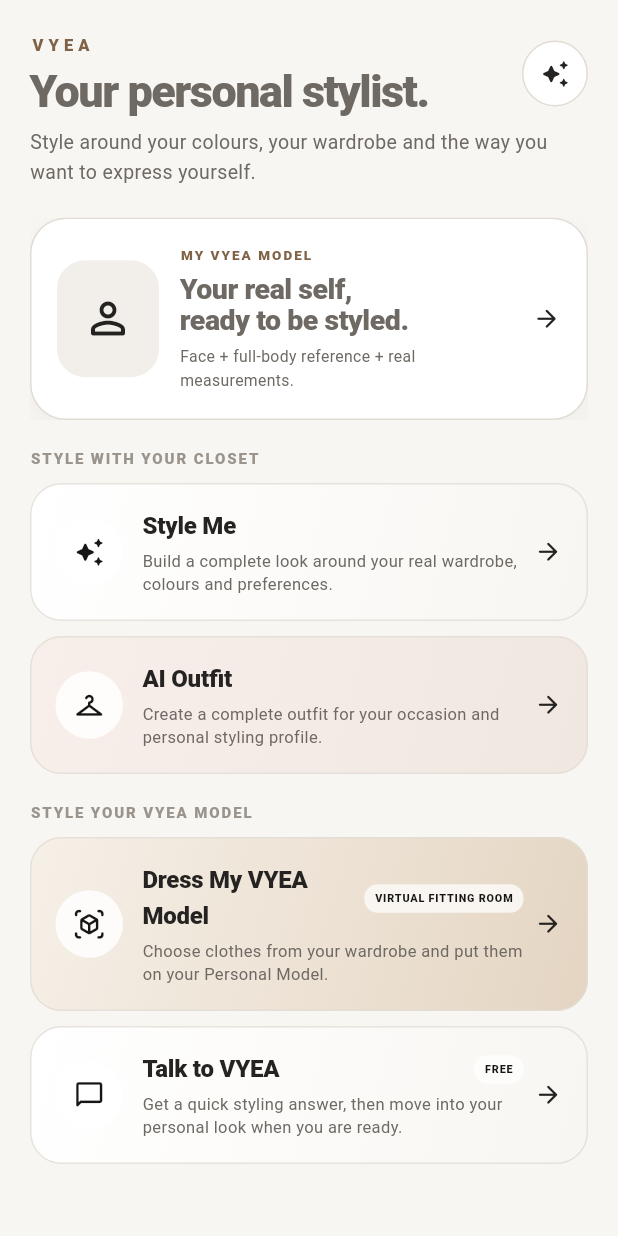
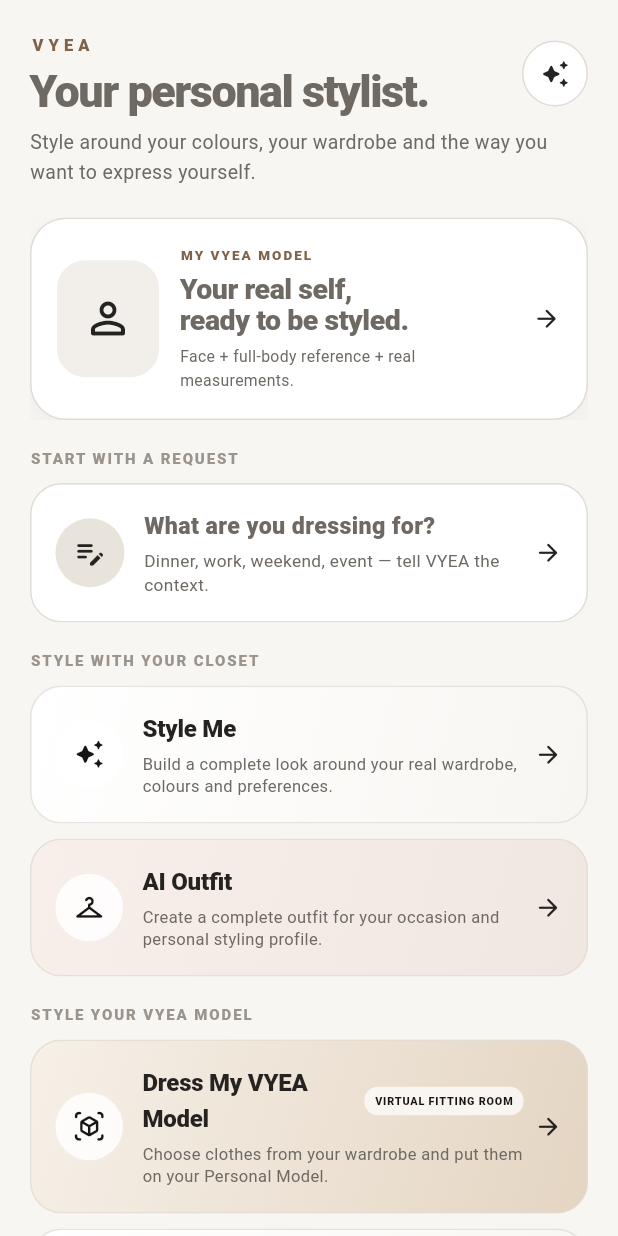
Before and after one commit to ivylinggg/TiB_AI_Personal_Styling, a Flutter app: the AIHubScreen screen opened directly, on a phone screen of 412 x 824 dp. Run offline on Flutter 3.47's test engine with Material 3 defaults, Android fonts, the phone set to English and light mode, and no system bars; our stand-ins replace cached_network_image, camera, cloud_firestore, firebase_auth, firebase_core, google_sign_in and 3 more; missing offline and left inert: google_mlkit_face_detection, image_background_remover, model_viewer_plus, syncfusion_flutter_pdf; accounts and stored records are empty.

Commit message:
Phase 10 — make VYEA Style hub a personal styling command centre

```diff
--- a/lib/screens/ai/ai_hub_screen.dart
+++ b/lib/screens/ai/ai_hub_screen.dart
@@ -56,84 +56,40 @@
                     shape: BoxShape.circle,
                     border: Border.all(color: AppColors.border),
                   ),
-                  child: const Icon(
-                    Icons.auto_awesome_rounded,
-                    color: AppColors.primary,
-                    size: 20,
-                  ),
+                  child: const Icon(Icons.auto_awesome_rounded, color: AppColors.primary, size: 20),
                 ),
               ],
             ),
             const SizedBox(height: 9),
             const Text(
               'Style around your colours, your wardrobe and the way you want to express yourself.',
-              style: TextStyle(
-                color: AppColors.textSecondary,
-                height: 1.5,
-                fontSize: 13,
-              ),
+              style: TextStyle(color: AppColors.textSecondary, height: 1.5, fontSize: 13),
             ),
             const SizedBox(height: 20),
             _personalModelCard(context),
             const SizedBox(height: 18),
+            _sectionLabel('START WITH A REQUEST'),
+            const SizedBox(height: 9),
+            _promptCard(context),
+            const SizedBox(height: 18),
             _sectionLabel('STYLE WITH YOUR CLOSET'),
             const SizedBox(height: 9),
-            _featureCard(
-              context,
-              icon: Icons.auto_awesome_rounded,
-              title: 'Style Me',
-              subtitle: 'Build a complete look around your real wardrobe, colours and preferences.',
-              gradient: AppGradients.soft,
-              onTap: () => Navigator.push(context, MaterialPageRoute(builder: (_) => const StyleMeScreen())),
-            ),
+            _featureCard(context, icon: Icons.auto_awesome_rounded, title: 'Style Me', subtitle: 'Build a complete look around your real wardrobe, colours and preferences.', gradient: AppGradients.soft, onTap: () => Navigator.push(context, MaterialPageRoute(builder: (_) => const StyleMeScreen()))),
             const SizedBox(height: 10),
-            _featureCard(
-              context,
-              icon: Icons.checkroom_rounded,
-              title: 'AI Outfit',
-              subtitle: 'Create a complete outfit for your occasion and personal styling profile.',
-              gradient: AppGradients.blush,
-              onTap: () => Navigator.push(context, MaterialPageRoute(builder: (_) => const AIOutfitScreen())),
-            ),
+            _featureCard(context, icon: Icons.checkroom_rounded, title: 'AI Outfit', subtitle: 'Create a complete outfit for your occasion and personal styling profile.', gradient: AppGradients.blush, onTap: () => Navigator.push(context, MaterialPageRoute(builder: (_) => const AIOutfitScreen()))),
             const SizedBox(height: 18),
             _sectionLabel('STYLE YOUR VYEA MODEL'),
             const SizedBox(height: 9),
-            _featureCard(
-              context,
-              icon: Icons.view_in_ar_rounded,
-              title: 'Dress My VYEA Model',
-              subtitle: 'Choose clothes from your wardrobe and put them on your Personal Model.',
-              gradient: AppGradients.premium,
-              onTap: () => Navigator.push(context, MaterialPageRoute(builder: (_) => const AIVirtualStylingStudioScreen())),
-              badge: 'VIRTUAL FITTING ROOM',
-            ),
+            _featureCard(context, icon: Icons.view_in_ar_rounded, title: 'Dress My VYEA Model', subtitle: 'Choose clothes from your wardrobe and put them on your Personal Model.', gradient: AppGradients.premium, onTap: () => Navigator.push(context, MaterialPageRoute(builder: (_) => const AIVirtualStylingStudioScreen())), badge: 'VIRTUAL FITTING ROOM'),
             const SizedBox(height: 10),
-            _featureCard(
-              context,
-              icon: Icons.chat_bubble_outline_rounded,
-              title: 'Talk to VYEA',
-              subtitle: 'Get a quick styling answer, then move into your personal look when you are ready.',
-              gradient: AppGradients.soft,
-              onTap: () => Navigator.push(context, MaterialPageRoute(builder: (_) => const TalkToTibScreen())),
-              badge: 'FREE',
-            ),
+            _featureCard(context, icon: Icons.chat_bubble_outline_rounded, title: 'Talk to VYEA', subtitle: 'Get a quick styling answer, then move into your personal look when you are ready.', gradient: AppGradients.soft, onTap: () => Navigator.push(context, MaterialPageRoute(builder: (_) => const TalkToTibScreen())), badge: 'FREE'),
           ],
         ),
       ),
     );
   }
 
-  Widget _sectionLabel(String label) {
-    return Text(
-      label,
-      style: const TextStyle(
-        fontSize: 10,
-        fontWeight: FontWeight.w900,
-        letterSpacing: 1.25,
-        color: AppColors.textMuted,
-      ),
-    );
-  }
+  Widget _sectionLabel(String label) => Text(label, style: const TextStyle(fontSize: 10, fontWeight: FontWeight.w900, letterSpacing: 1.25, color: AppColors.textMuted));
 
   Widget _personalModelCard(BuildContext context) {
     return Material(
@@ -144,65 +100,20 @@
         borderRadius: BorderRadius.circular(24),
         child: Ink(
           padding: const EdgeInsets.all(17),
-          decoration: BoxDecoration(
-            color: AppColors.surface,
-            borderRadius: BorderRadius.circular(24),
-            border: Border.all(color: AppColors.border),
-            boxShadow: [
-              BoxShadow(
-                color: Colors.black.withValues(alpha: .035),
-                blurRadius: 18,
-                offset: const Offset(0, 8),
-              ),
-            ],
-          ),
+          decoration: BoxDecoration(color: AppColors.surface, borderRadius: BorderRadius.circular(24), border: Border.all(color: AppColors.border), boxShadow: [BoxShadow(color: Colors.black.withValues(alpha: .035), blurRadius: 18, offset: const Offset(0, 8))]),
           child: Row(
             children: [
-              Container(
-                width: 68,
-                height: 78,
-                decoration: BoxDecoration(
-                  color: AppColors.surfaceMuted,
-                  borderRadius: BorderRadius.circular(19),
-                ),
-                child: const Icon(
-                  Icons.person_outline_rounded,
-                  color: AppColors.primary,
-                  size: 34,
-                ),
-              ),
+              Container(width: 68, height: 78, decoration: BoxDecoration(color: AppColors.surfaceMuted, borderRadius: BorderRadius.circular(19)), child: const Icon(Icons.person_outline_rounded, color: AppColors.primary, size: 34)),
               const SizedBox(width: 14),
               const Expanded(
                 child: Column(
                   crossAxisAlignment: CrossAxisAlignment.start,
                   children: [
-                    Text(
-                      'MY VYEA MODEL',
-                      style: TextStyle(
-                        color: AppColors.brown,
-                        fontSize: 9,
-                        letterSpacing: 1.35,
-                        fontWeight: FontWeight.w900,
-                      ),
-                    ),
+                    Text('MY VYEA MODEL', style: TextStyle(color: AppColors.brown, fontSize: 9, letterSpacing: 1.35, fontWeight: FontWeight.w900)),
                     SizedBox(height: 5),
-                    Text(
-                      'Your real self,\nready to be styled.',
-                      style: TextStyle(
-                        fontSize: 19,
-                        height: 1.08,
-                        fontWeight: FontWeight.w900,
-                        letterSpacing: -.3,
-                      ),
-                    ),
+                    Text('Your real self,\nready to be styled.', style: TextStyle(fontSize: 19, height: 1.08, fontWeight: FontWeight.w900, letterSpacing: -.3)),
                     SizedBox(height: 6),
-                    Text(
-                      'Face + full-body reference + real measurements.',
-                      style: TextStyle(
-                        color: AppColors.textSecondary,
-                        fontSize: 10.5,
-                      ),
-                    ),
+                    Text('Face + full-body reference + real measurements.', style: TextStyle(color: AppColors.textSecondary, fontSize: 10.5)),
                   ],
                 ),
               ),
@@ -214,15 +125,30 @@
     );
   }
 
-  Widget _featureCard(
-    BuildContext context, {
-    required IconData icon,
-    required String title,
-    required String subtitle,
-    required LinearGradient gradient,
-    required VoidCallback onTap,
-    String? badge,
-  }) {
+  Widget _promptCard(BuildContext context) {
+    return Material(
+      color: AppColors.surface,
+      borderRadius: BorderRadius.circular(21),
+      child: InkWell(
+        borderRadius: BorderRadius.circular(21),
+        onTap: () => Navigator.push(context, MaterialPageRoute(builder: (_) => const TalkToTibScreen())),
+        child: Ink(
+          padding: const EdgeInsets.all(16),
+          decoration: BoxDecoration(color: AppColors.surface, borderRadius: BorderRadius.circular(21), border: Border.all(color: AppColors.border)),
+          child: Row(
+            children: [
+              Container(width: 46, height: 46, decoration: const BoxDecoration(color: AppColors.secondary, shape: BoxShape.circle), child: const Icon(Icons.edit_note_rounded, color: AppColors.primary, size: 23)),
+              const SizedBox(width: 13),
+              const Expanded(child: Column(crossAxisAlignment: CrossAxisAlignment.start, children: [Text('What are you dressing for?', style: TextStyle(fontSize: 15.5, fontWeight: FontWeight.w800)), SizedBox(height: 4), Text('Dinner, work, weekend, event — tell VYEA the context.', style: TextStyle(color: AppColors.textSecondary, fontSize: 11.5, height: 1.35))])),
+              const Icon(Icons.arrow_forward_rounded, color: AppColors.primary, size: 19),
+            ],
+          ),
+        ),
+      ),
+    );
+  }
+
+  Widget _featureCard(BuildContext context, {required IconData icon, required String title, required String subtitle, required LinearGradient gradient, required VoidCallback onTap, String? badge}) {
     return Material(
       color: Colors.transparent,
       borderRadius: BorderRadius.circular(21),
@@ -231,70 +157,18 @@
         borderRadius: BorderRadius.circular(21),
         child: Ink(
           padding: const EdgeInsets.all(16),
-          decoration: BoxDecoration(
-            gradient: gradient,
-            borderRadius: BorderRadius.circular(21),
-            border: Border.all(color: AppColors.border.withValues(alpha: .78)),
-          ),
+          decoration: BoxDecoration(gradient: gradient, borderRadius: BorderRadius.circular(21), border: Border.all(color: AppColors.border.withValues(alpha: .78))),
           child: Row(
             children: [
-              Container(
-                width: 45,
-                height: 45,
-                decoration: BoxDecoration(
-                  color: Colors.white.withValues(alpha: .86),
-                  shape: BoxShape.circle,
-                ),
-                child: Icon(icon, color: AppColors.primaryDark, size: 21),
-              ),
+              Container(width: 45, height: 45, decoration: BoxDecoration(color: Colors.white.withValues(alpha: .86), shape: BoxShape.circle), child: Icon(icon, color: AppColors.primaryDark, size: 21)),
               const SizedBox(width: 13),
               Expanded(
                 child: Column(
                   crossAxisAlignment: CrossAxisAlignment.start,
                   children: [
-                    Row(
-                      children: [
-                        Expanded(
-                          child: Text(
-                            title,
-                            style: const TextStyle(
-                              color: AppColors.textPrimary,
-                              fontSize: 16,
-                              fontWeight: FontWeight.w800,
-                              letterSpacing: -.15,
-                            ),
-                          ),
-                        ),
-                        if (badge != null) ...[
-                          const SizedBox(width: 6),
-                          Container(
-                            padding: const EdgeInsets.symmetric(horizontal: 7, vertical: 4),
-                            decoration: BoxDecoration(
-                              color: Colors.white.withValues(alpha: .72),
-                              borderRadius: BorderRadius.circular(9),
-                            ),
-                            child: Text(
-                              badge,
-                              style: const TextStyle(
-                                color: AppColors.primaryDark,
-                                fontSize: 7.2,
-                                fontWeight: FontWeight.w900,
-                                letterSpacing: .55,
-                              ),
-                            ),
-                          ),
-                        ],
-                      ],
-                    ),
+                    Row(children: [Expanded(child: Text(title, style: const TextStyle(color: AppColors.textPrimary, fontSize: 16, fontWeight: FontWeight.w800, letterSpacing: -.15))), if (badge != null) ...[const SizedBox(width: 6), Container(padding: const EdgeInsets.symmetric(horizontal: 7, vertical: 4), decoration: BoxDecoration(color: Colors.white.withValues(alpha: .72), borderRadius: BorderRadius.circular(9)), child: Text(badge, style: const TextStyle(color: AppColors.primaryDark, fontSize: 7.2, fontWeight: FontWeight.w900, letterSpacing: .55)))]]),
                     const SizedBox(height: 4),
-                    Text(
-                      subtitle,
-                      style: const TextStyle(
-                        color: AppColors.textSecondary,
-                        fontSize: 11,
-                        height: 1.38,
-                      ),
-                    ),
+                    Text(subtitle, style: const TextStyle(color: AppColors.textSecondary, fontSize: 11, height: 1.38)),
                   ],
                 ),
               ),
```
